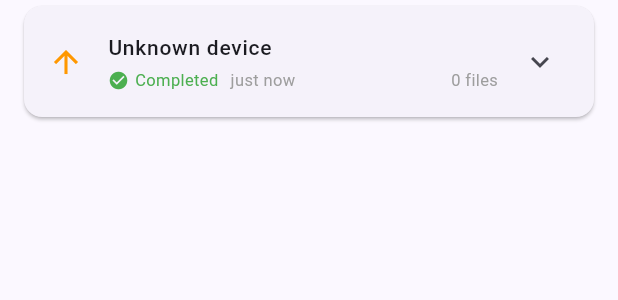
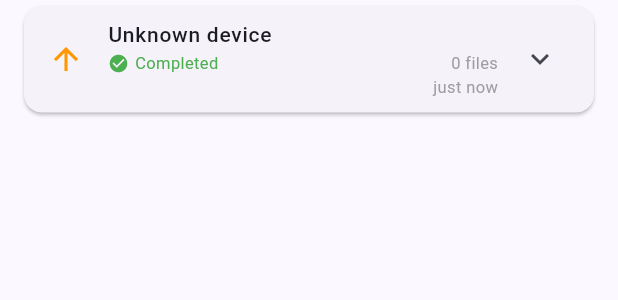
Before and after one commit to zerosignal0101/privet, a Flutter app: the _HistoryRecordTile widget shown alone on an empty page, opened directly with empty values, on a phone screen of 412 x 824 dp. Shown: the top 300 px of the screen. Run offline on Flutter 3.47's test engine with Material 3 defaults, Android fonts, the phone set to English and light mode, and no system bars; our stand-ins replace file_picker, flutter_riverpod, open_file, shared_preferences; missing offline and left inert: dart:ffi; accounts and stored records are empty.

Commit message:
fix: history tile overflow.

```diff
--- a/privet_app/lib/pages/history_page.dart
+++ b/privet_app/lib/pages/history_page.dart
@@ -82,15 +82,23 @@ class _HistoryRecordTile extends ConsumerWidget {
           record.peerName.isNotEmpty ? record.peerName : 'Unknown device',
           style: const TextStyle(fontSize: 14, fontWeight: FontWeight.w500),
         ),
-        subtitle: Row(
+        subtitle: Column(
+          crossAxisAlignment: CrossAxisAlignment.start,
+          mainAxisSize: MainAxisSize.min,
           children: [
-            _stateBadge(record.state, theme),
-            const SizedBox(width: 8),
-            Text(_formatTime(record.completedAt),
-                style: const TextStyle(fontSize: 11, color: Colors.grey)),
-            const Spacer(),
-            Text(record.fileCountText,
-                style: const TextStyle(fontSize: 11, color: Colors.grey)),
+            Row(
+              children: [
+                _stateBadge(record.state, theme),
+                const Spacer(),
+                Text(record.fileCountText,
+                    style: const TextStyle(fontSize: 11, color: Colors.grey)),
+              ],
+            ),
+            Align(
+              alignment: Alignment.centerRight,
+              child: Text(_formatTime(record.completedAt),
+                  style: const TextStyle(fontSize: 11, color: Colors.grey)),
+            ),
           ],
         ),
         children: [
```
